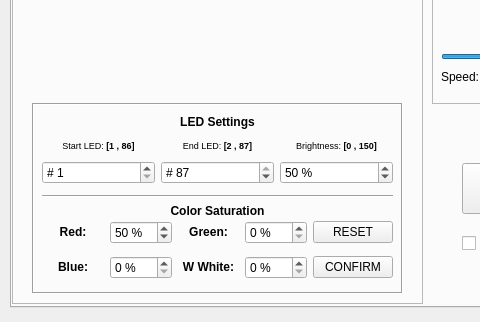
CoCl-Jerry/SciSpin_Max_RELEASE, file _ui/Clinostat.ui: the form before one commit; both pictures show x 0 to 480 and y 253 to 575 of the 1024 by 575 pixel window.
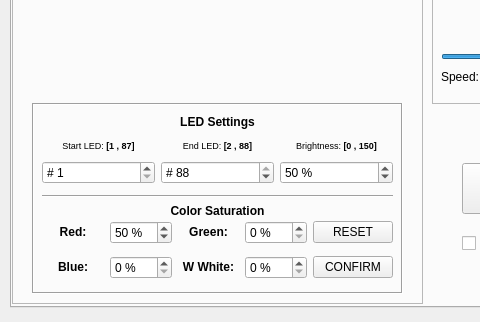
The form after the commit. Icons and pictures are not drawn.

Commit message: LED number update

```diff
--- a/_ui/Clinostat.ui
+++ b/_ui/Clinostat.ui
@@ -267,14 +267,14 @@
          <item row="2" column="1">
           <widget class="QLabel" name="Start_label_3">
            <property name="text">
-            <string>&lt;html&gt;&lt;head/&gt;&lt;body&gt;&lt;p align=&quot;center&quot;&gt;&lt;span style=&quot; font-size:7pt;&quot;&gt;End LED: &lt;/span&gt;&lt;span style=&quot; font-size:7pt; font-weight:600;&quot;&gt;[2 , 87]&lt;/span&gt;&lt;/p&gt;&lt;/body&gt;&lt;/html&gt;</string>
+            <string>&lt;html&gt;&lt;head/&gt;&lt;body&gt;&lt;p align=&quot;center&quot;&gt;&lt;span style=&quot; font-size:7pt;&quot;&gt;End LED: &lt;/span&gt;&lt;span style=&quot; font-size:7pt; font-weight:600;&quot;&gt;[2 , 88]&lt;/span&gt;&lt;/p&gt;&lt;/body&gt;&lt;/html&gt;</string>
            </property>
           </widget>
          </item>
          <item row="2" column="0">
           <widget class="QLabel" name="Start_label">
            <property name="text">
-            <string>&lt;html&gt;&lt;head/&gt;&lt;body&gt;&lt;p align=&quot;center&quot;&gt;&lt;span style=&quot; font-size:7pt;&quot;&gt;Start LED: &lt;/span&gt;&lt;span style=&quot; font-size:7pt; font-weight:600;&quot;&gt;[1 , 86]&lt;/span&gt;&lt;/p&gt;&lt;/body&gt;&lt;/html&gt;</string>
+            <string>&lt;html&gt;&lt;head/&gt;&lt;body&gt;&lt;p align=&quot;center&quot;&gt;&lt;span style=&quot; font-size:7pt;&quot;&gt;Start LED: &lt;/span&gt;&lt;span style=&quot; font-size:7pt; font-weight:600;&quot;&gt;[1 , 87]&lt;/span&gt;&lt;/p&gt;&lt;/body&gt;&lt;/html&gt;</string>
            </property>
           </widget>
          </item>
@@ -320,10 +320,10 @@
             <number>2</number>
            </property>
            <property name="maximum">
-            <number>87</number>
+            <number>88</number>
            </property>
            <property name="value">
-            <number>87</number>
+            <number>88</number>
            </property>
           </widget>
          </item>
```
Left out of the diff: 6 changed lines with no effect on the pictures. The commit also changes 1 other file.
